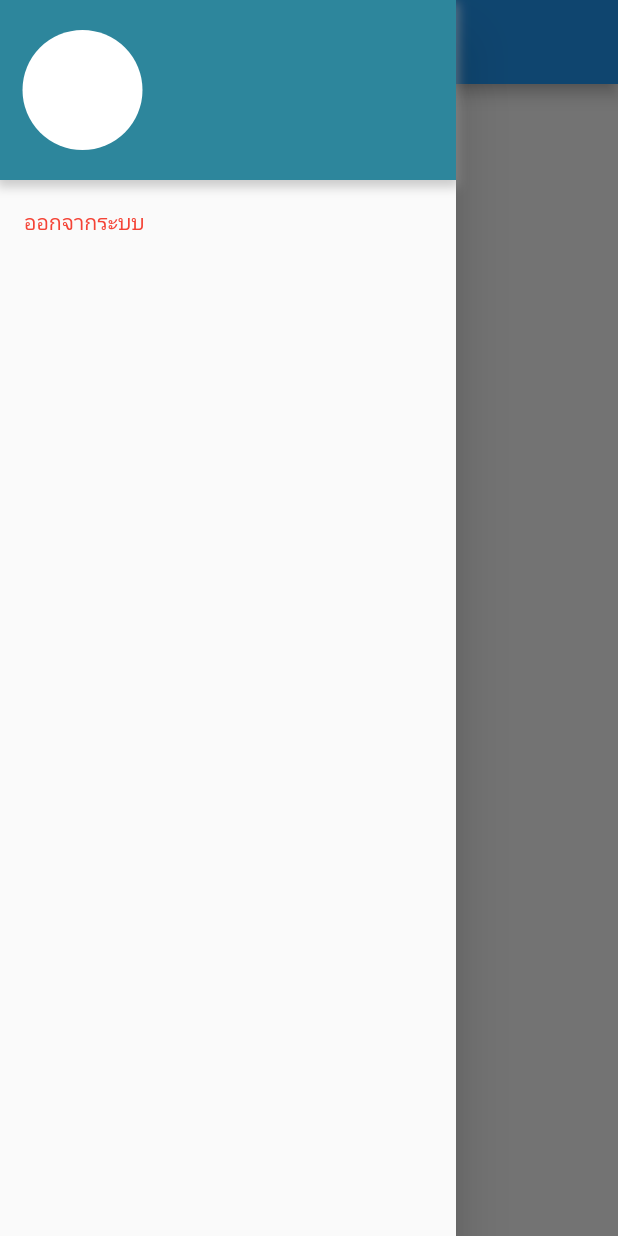
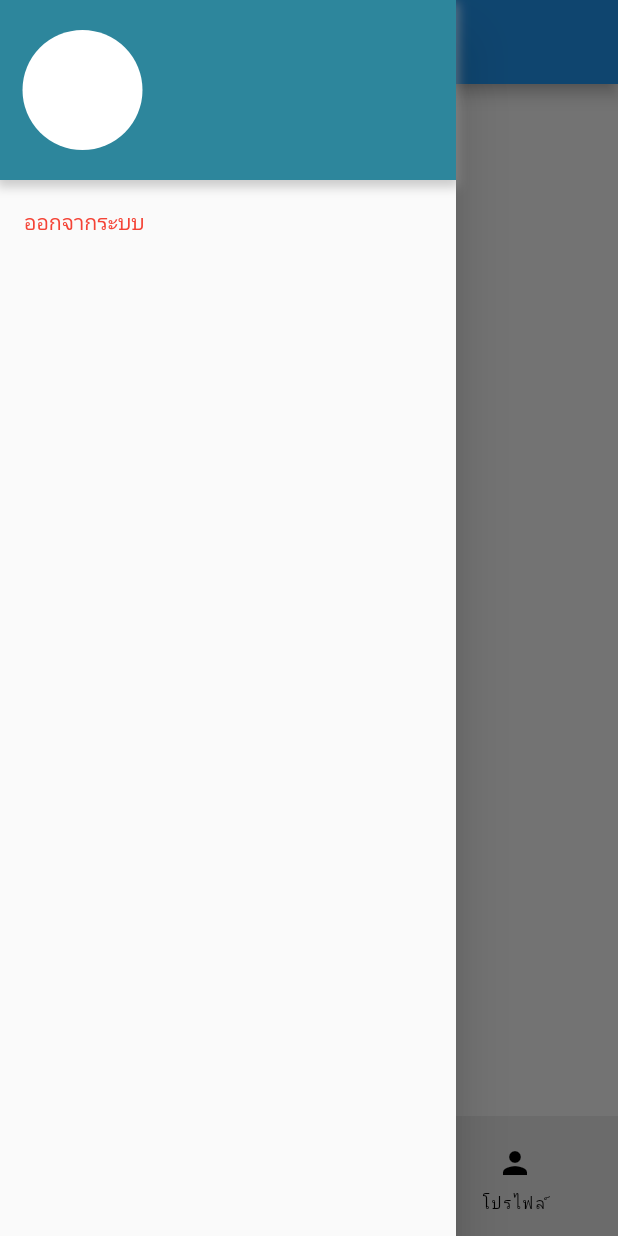
Before and after one commit to nutcras/caregiver_manager, a Flutter app: the MainPage screen opened by its route, with the side drawer open, on a phone screen of 412 x 824 dp. Run offline on Flutter 3.47's test engine with Material 2 defaults, Android fonts, the phone set to English and light mode, and no system bars; our stand-ins replace flutter_easyloading, flutter_rating_bar, shared_preferences; accounts and stored records are empty.

Commit message:
san30-06-65

```diff
--- a/lib/views/main_page.dart
+++ b/lib/views/main_page.dart
@@ -12,17 +12,41 @@ class MainPage extends StatefulWidget {
 }
 
 class _MainPageState extends State<MainPage> {
+    int currentPageIndex = 0;
+
   @override
   Widget build(BuildContext context) {
     return Scaffold(
       appBar: AppBar(),
-      body: Column(
-        children: [
-          Container(
-            padding: EdgeInsets.all(30),
-            child: Column(
-              children: [
-                Text('ข้อมูลของพนักงาน'),
+     bottomNavigationBar: NavigationBar(
+        onDestinationSelected: (int index) {
+          setState(() {
+            currentPageIndex = index;
+          });
+        },
+        selectedIndex: currentPageIndex,
+        destinations: const <Widget>[
+          NavigationDestination(
+            icon: Icon(Icons.home),
+            label: 'หน้าหลัก',
+          ),
+          NavigationDestination(
+            icon: Icon(Icons.how_to_reg),
+            label: 'ยืนยันการสมัคร',
+          ),
+          NavigationDestination(
+            selectedIcon: Icon(Icons.bookmark),
+            icon: Icon(Icons.person),
+            label: 'โปรไฟล์',
+          ),
+        ],
+      ),
+      body: <Widget>[
+        Container(
+          // color: Colors.red,
+          alignment: Alignment.center,
+          child: Column(children: [
+             Text('ข้อมูลของพนักงาน'),
                 Text('จำนวนผู้สมัคร : XX'),
                 Text('จำนวนผู้ที่รอยืนยัน : XX'),
                 TextButton(
@@ -33,20 +57,27 @@ class _MainPageState extends State<MainPage> {
                               builder: (BuildContext context) =>
                                   const InputMentor()));
                     },
-                    child: Text('xxxxxxx'))
-              ],
-            ),
-          ),
-          TextButton(
-              onPressed: () {
-                Navigator.push(
+                    child: Text('xxxxxxx')),
+              TextButton(onPressed: () {
+                 Navigator.push(
                     context,
                     MaterialPageRoute<void>(
                         builder: (BuildContext context) => const AllMentor()));
-              },
-              child: Text('ดูพนักงานที่ทำงานได้'))
-        ],
-      ),
+              }, child: Text('ดูพนักงานที่ทำงานได้'))
+          ]),
+        ),
+
+        Container(
+          // color: Colors.green,
+          alignment: Alignment.center,
+          child: const Text('Page 2'),
+        ),
+        Container(
+          // color: Colors.blue,
+          alignment: Alignment.center,
+          child: const Text('Page 3'),
+        ),
+      ][currentPageIndex],
       drawer: SideMenu(),
     );
   }
```
